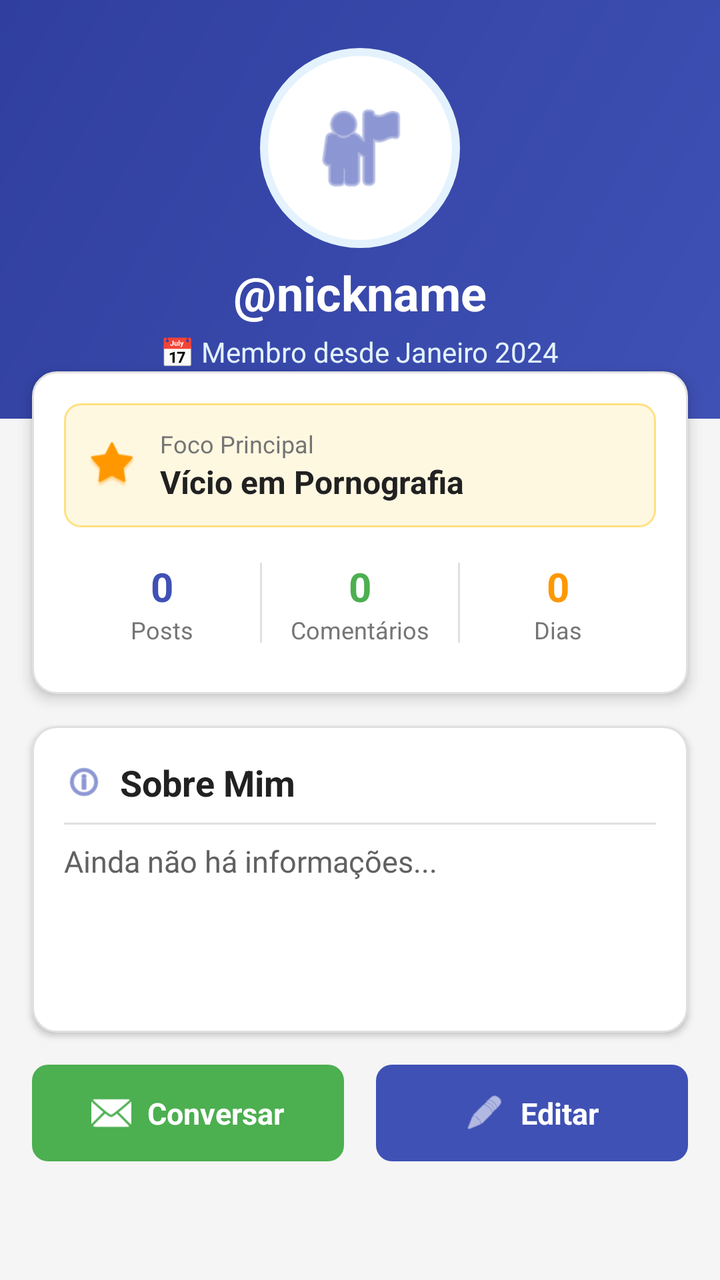
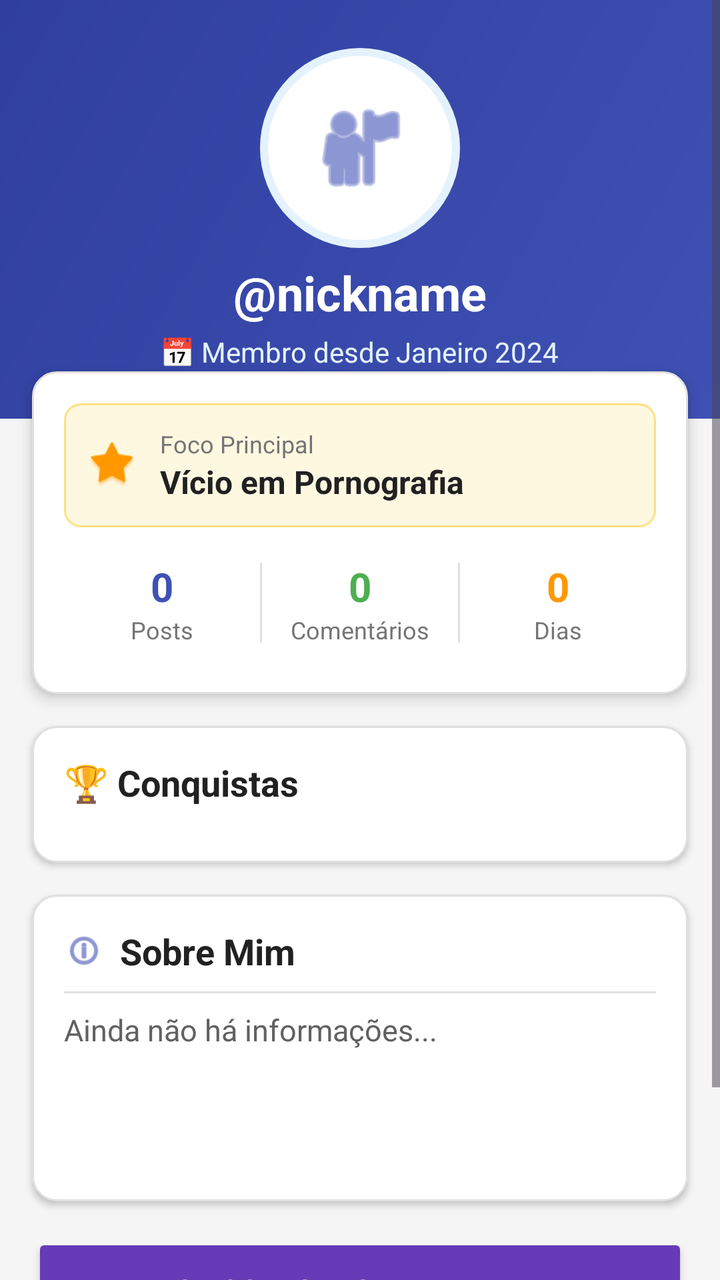

Two renders of the same Android screen: before a commit and after it. Below are the layout's source before the change and the commit's diff.
<!-- AndroidManifest.xml: application theme Theme.App_Metas_2 -->
<!-- res/layout/tela_perfil.xml -->
<?xml version="1.0" encoding="utf-8"?>
<ScrollView xmlns:android="http://schemas.android.com/apk/res/android"
    xmlns:tools="http://schemas.android.com/tools"
    android:layout_width="match_parent"
    android:layout_height="match_parent"
    android:background="#F5F5F5"
    android:fillViewport="true"
    tools:context=".PerfilActivity">

    <RelativeLayout
        android:layout_width="match_parent"
        android:layout_height="wrap_content">

        
        <LinearLayout
            android:id="@+id/headerPerfil"
            android:layout_width="match_parent"
            android:layout_height="wrap_content"
            android:background="@drawable/header_gradient"
            android:gravity="center"
            android:orientation="vertical"
            android:padding="24dp">

            
            <ImageView
                android:id="@+id/imageViewPerfilIcon"
                android:layout_width="100dp"
                android:layout_height="100dp"
                android:background="@drawable/profile_circle_background"
                android:contentDescription="Ícone do Perfil"
                android:padding="24dp"
                android:src="@android:drawable/ic_menu_myplaces"
                android:tint="#3F51B5" />

            
            <TextView
                android:id="@+id/textViewNickUsuario"
                android:layout_width="wrap_content"
                android:layout_height="wrap_content"
                android:layout_marginTop="6dp"
                android:text="@nickname"
                android:textColor="#FFFFFF"
                android:textSize="24sp"
                android:textStyle="bold" />

            
            <TextView
                android:id="@+id/textViewDataEntrada"
                android:layout_width="wrap_content"
                android:layout_height="wrap_content"
                android:layout_marginTop="4dp"
                android:text="📅 Membro desde Janeiro 2024"
                android:textColor="#E3F2FD"
                android:textSize="14sp" />
        </LinearLayout>

        
        <LinearLayout
            android:id="@+id/cardInfo"
            android:layout_width="match_parent"
            android:layout_height="wrap_content"
            android:layout_below="@id/headerPerfil"
            android:layout_marginStart="16dp"
            android:layout_marginTop="-24dp"
            android:layout_marginEnd="16dp"
            android:background="@drawable/card_background"
            android:elevation="4dp"
            android:orientation="vertical"
            android:padding="16dp">

            
            <LinearLayout
                android:layout_width="match_parent"
                android:layout_height="wrap_content"
                android:background="@drawable/info_item_background"
                android:gravity="center_vertical"
                android:orientation="horizontal"
                android:padding="12dp">

                <ImageView
                    android:layout_width="24dp"
                    android:layout_height="24dp"
                    android:contentDescription="Foco"
                    android:src="@android:drawable/star_big_on"
                    android:tint="#FF9800" />

                <LinearLayout
                    android:layout_width="0dp"
                    android:layout_height="wrap_content"
                    android:layout_marginStart="12dp"
                    android:layout_weight="1"
                    android:orientation="vertical">

                    <TextView
                        android:layout_width="wrap_content"
                        android:layout_height="wrap_content"
                        android:text="Foco Principal"
                        android:textColor="#757575"
                        android:textSize="12sp" />

                    <TextView
                        android:id="@+id/textViewVicioUsuario"
                        android:layout_width="wrap_content"
                        android:layout_height="wrap_content"
                        android:text="Vício em Pornografia"
                        android:textColor="#212121"
                        android:textSize="16sp"
                        android:textStyle="bold" />
                </LinearLayout>
            </LinearLayout>

            
            <LinearLayout
                android:layout_width="match_parent"
                android:layout_height="wrap_content"
                android:layout_marginTop="8dp"
                android:gravity="center"
                android:orientation="horizontal">

                
                <LinearLayout
                    android:layout_width="0dp"
                    android:layout_height="wrap_content"
                    android:layout_weight="1"
                    android:gravity="center"
                    android:orientation="vertical"
                    android:padding="8dp">

                    <TextView
                        android:id="@+id/textViewNumPosts"
                        android:layout_width="wrap_content"
                        android:layout_height="wrap_content"
                        android:text="0"
                        android:textColor="#3F51B5"
                        android:textSize="20sp"
                        android:textStyle="bold" />

                    <TextView
                        android:layout_width="wrap_content"
                        android:layout_height="wrap_content"
                        android:text="Posts"
                        android:textColor="#757575"
                        android:textSize="12sp" />
                </LinearLayout>

                
                <View
                    android:layout_width="1dp"
                    android:layout_height="40dp"
                    android:background="#E0E0E0" />

                
                <LinearLayout
                    android:layout_width="0dp"
                    android:layout_height="wrap_content"
                    android:layout_weight="1"
                    android:gravity="center"
                    android:orientation="vertical"
                    android:padding="8dp">

                    <TextView
                        android:id="@+id/textViewNumComentarios"
                        android:layout_width="wrap_content"
                        android:layout_height="wrap_content"
                        android:text="0"
                        android:textColor="#4CAF50"
                        android:textSize="20sp"
                        android:textStyle="bold" />

                    <TextView
                        android:layout_width="wrap_content"
                        android:layout_height="wrap_content"
                        android:text="Comentários"
                        android:textColor="#757575"
                        android:textSize="12sp" />
                </LinearLayout>

                
                <View
                    android:layout_width="1dp"
                    android:layout_height="40dp"
                    android:background="#E0E0E0" />

                
                <LinearLayout
                    android:layout_width="0dp"
                    android:layout_height="wrap_content"
                    android:layout_weight="1"
                    android:gravity="center"
                    android:orientation="vertical"
                    android:padding="8dp">

                    <TextView
                        android:id="@+id/textViewDiasAtivos"
                        android:layout_width="wrap_content"
                        android:layout_height="wrap_content"
                        android:text="0"
                        android:textColor="#FF9800"
                        android:textSize="20sp"
                        android:textStyle="bold" />

                    <TextView
                        android:layout_width="wrap_content"
                        android:layout_height="wrap_content"
                        android:text="Dias"
                        android:textColor="#757575"
                        android:textSize="12sp" />
                </LinearLayout>
            </LinearLayout>
        </LinearLayout>

        
        <LinearLayout
            android:id="@+id/sobreLayout"
            android:layout_width="match_parent"
            android:layout_height="wrap_content"
            android:layout_below="@id/cardInfo"
            android:layout_marginStart="16dp"
            android:layout_marginTop="16dp"
            android:layout_marginEnd="16dp"
            android:background="@drawable/card_background"
            android:elevation="2dp"
            android:orientation="vertical"
            android:padding="16dp">

            
            <LinearLayout
                android:layout_width="match_parent"
                android:layout_height="wrap_content"
                android:gravity="center_vertical"
                android:orientation="horizontal">

                <ImageView
                    android:layout_width="20dp"
                    android:layout_height="20dp"
                    android:contentDescription="Info"
                    android:src="@android:drawable/ic_menu_info_details"
                    android:tint="#3F51B5" />

                <TextView
                    android:layout_width="wrap_content"
                    android:layout_height="wrap_content"
                    android:layout_marginStart="8dp"
                    android:text="Sobre Mim"
                    android:textColor="#212121"
                    android:textSize="18sp"
                    android:textStyle="bold" />
            </LinearLayout>

            
            <View
                android:layout_width="match_parent"
                android:layout_height="1dp"
                android:layout_marginTop="8dp"
                android:layout_marginBottom="8dp"
                android:background="#E0E0E0" />

            
            <TextView
                android:id="@+id/textViewApresentacao"
                android:layout_width="match_parent"
                android:layout_height="wrap_content"
                android:lineSpacingExtra="4dp"
                android:minHeight="80dp"
                android:text="Ainda não há informações..."
                android:textColor="#616161"
                android:textSize="15sp" />
        </LinearLayout>

        
        <LinearLayout
            android:id="@+id/buttonLayout"
            android:layout_width="match_parent"
            android:layout_height="wrap_content"
            android:layout_below="@id/sobreLayout"
            android:layout_marginStart="16dp"
            android:layout_marginTop="16dp"
            android:layout_marginEnd="16dp"
            android:layout_marginBottom="16dp"
            android:gravity="center_horizontal"
            android:orientation="horizontal">

            
            <LinearLayout
                android:id="@+id/buttonConversar"
                android:layout_width="0dp"
                android:layout_height="wrap_content"
                android:layout_marginEnd="8dp"
                android:layout_weight="1"
                android:background="@drawable/button_conversar_background"
                android:clickable="true"
                android:focusable="true"
                android:foreground="?attr/selectableItemBackground"
                android:gravity="center"
                android:orientation="horizontal"
                android:padding="14dp">

                <ImageView
                    android:layout_width="20dp"
                    android:layout_height="20dp"
                    android:contentDescription="Conversar"
                    android:src="@android:drawable/ic_dialog_email"
                    android:tint="#FFFFFF" />

                <TextView
                    android:layout_width="wrap_content"
                    android:layout_height="wrap_content"
                    android:layout_marginStart="8dp"
                    android:text="Conversar"
                    android:textColor="#FFFFFF"
                    android:textSize="15sp"
                    android:textStyle="bold" />
            </LinearLayout>

            
            <LinearLayout
                android:id="@+id/buttonEditarPerfil"
                android:layout_width="0dp"
                android:layout_height="wrap_content"
                android:layout_marginStart="8dp"
                android:layout_weight="1"
                android:background="@drawable/button_editar_background"
                android:clickable="true"
                android:focusable="true"
                android:foreground="?attr/selectableItemBackground"
                android:gravity="center"
                android:orientation="horizontal"
                android:padding="14dp">

                <ImageView
                    android:layout_width="20dp"
                    android:layout_height="20dp"
                    android:contentDescription="Editar"
                    android:src="@android:drawable/ic_menu_edit"
                    android:tint="#FFFFFF" />

                <TextView
                    android:layout_width="wrap_content"
                    android:layout_height="wrap_content"
                    android:layout_marginStart="8dp"
                    android:text="Editar"
                    android:textColor="#FFFFFF"
                    android:textSize="15sp"
                    android:textStyle="bold" />
            </LinearLayout>
        </LinearLayout>

    </RelativeLayout>
</ScrollView>
<!-- resources referenced by this layout -->
<resources>
  <!-- drawable button_conversar_background (drawable) -->
  <?xml version="1.0" encoding="utf-8"?>
  <shape xmlns:android="http://schemas.android.com/apk/res/android"
      android:shape="rectangle">
      <solid android:color="#4CAF50" />
      <corners android:radius="8dp" />
  </shape>
  <!-- drawable button_editar_background (drawable) -->
  <?xml version="1.0" encoding="utf-8"?>
  <shape xmlns:android="http://schemas.android.com/apk/res/android"
      android:shape="rectangle">
      <solid android:color="#3F51B5" />
      <corners android:radius="8dp" />
  </shape>
  <!-- drawable card_background (drawable) -->
  <?xml version="1.0" encoding="utf-8"?>
  <shape xmlns:android="http://schemas.android.com/apk/res/android">
      <solid android:color="#FFFFFF" />
      <corners android:radius="12dp" />
      <stroke
          android:width="1dp"
          android:color="#E0E0E0" />
  </shape>
  <!-- drawable header_gradient (drawable) -->
  <?xml version="1.0" encoding="utf-8"?>
  <shape xmlns:android="http://schemas.android.com/apk/res/android">
      <gradient
          android:angle="135"
          android:endColor="#303F9F"
          android:startColor="#3F51B5"
          android:type="linear" />
  </shape>
  <!-- drawable info_item_background (drawable) -->
  <?xml version="1.0" encoding="utf-8"?>
  <shape xmlns:android="http://schemas.android.com/apk/res/android"
      android:shape="rectangle">
      <solid android:color="#FFF8E1" />
      <corners android:radius="8dp" />
      <stroke
          android:width="1dp"
          android:color="#FFE082" />
  </shape>
  <!-- drawable profile_circle_background (drawable) -->
  <?xml version="1.0" encoding="utf-8"?>
  <shape xmlns:android="http://schemas.android.com/apk/res/android"
      android:shape="oval">
      <solid android:color="#FFFFFF" />
      <stroke
          android:width="4dp"
          android:color="#E3F2FD" />
  </shape>
  <style name="Theme.App_Metas_2" parent="Base.Theme.App_Metas_2" />
  <style name="Base.Theme.App_Metas_2" parent="Theme.Material3.DayNight.NoActionBar">
          
          
      </style>
</resources>

<!-- the commit's change to res/layout/tela_perfil.xml (unified diff, before → after) -->
@@ -9,7 +9,8 @@
 
     <RelativeLayout
         android:layout_width="match_parent"
-        android:layout_height="wrap_content">
+        android:layout_height="wrap_content"
+        android:paddingBottom="16dp">
 
         
         <LinearLayout
@@ -21,7 +22,6 @@
             android:orientation="vertical"
             android:padding="24dp">
 
-            
             <ImageView
                 android:id="@+id/imageViewPerfilIcon"
                 android:layout_width="100dp"
@@ -32,7 +32,6 @@
                 android:src="@android:drawable/ic_menu_myplaces"
                 android:tint="#3F51B5" />
 
-            
             <TextView
                 android:id="@+id/textViewNickUsuario"
                 android:layout_width="wrap_content"
@@ -43,7 +42,6 @@
                 android:textSize="24sp"
                 android:textStyle="bold" />
 
-            
             <TextView
                 android:id="@+id/textViewDataEntrada"
                 android:layout_width="wrap_content"
@@ -68,7 +66,6 @@
             android:orientation="vertical"
             android:padding="16dp">
 
-            
             <LinearLayout
                 android:layout_width="match_parent"
                 android:layout_height="wrap_content"
@@ -109,7 +106,6 @@
                 </LinearLayout>
             </LinearLayout>
 
-            
             <LinearLayout
                 android:layout_width="match_parent"
                 android:layout_height="wrap_content"
@@ -117,7 +113,6 @@
                 android:gravity="center"
                 android:orientation="horizontal">
 
-                
                 <LinearLayout
                     android:layout_width="0dp"
                     android:layout_height="wrap_content"
@@ -143,13 +138,11 @@
                         android:textSize="12sp" />
                 </LinearLayout>
 
-                
                 <View
                     android:layout_width="1dp"
                     android:layout_height="40dp"
                     android:background="#E0E0E0" />
 
-                
                 <LinearLayout
                     android:layout_width="0dp"
                     android:layout_height="wrap_content"
@@ -175,13 +168,11 @@
                         android:textSize="12sp" />
                 </LinearLayout>
 
-                
                 <View
                     android:layout_width="1dp"
                     android:layout_height="40dp"
                     android:background="#E0E0E0" />
 
-                
                 <LinearLayout
                     android:layout_width="0dp"
                     android:layout_height="wrap_content"
@@ -211,7 +202,7 @@
 
         
         <LinearLayout
-            android:id="@+id/sobreLayout"
+            android:id="@+id/badgesSection"
             android:layout_width="match_parent"
             android:layout_height="wrap_content"
             android:layout_below="@id/cardInfo"
@@ -223,7 +214,44 @@
             android:orientation="vertical"
             android:padding="16dp">
 
-            
+            <TextView
+                android:layout_width="wrap_content"
+                android:layout_height="wrap_content"
+                android:text="🏆 Conquistas"
+                android:textColor="#212121"
+                android:textSize="18sp"
+                android:textStyle="bold" />
+
+            <HorizontalScrollView
+                android:layout_width="match_parent"
+                android:layout_height="wrap_content"
+                android:layout_marginTop="12dp"
+                android:scrollbars="none">
+
+                <LinearLayout
+                    android:id="@+id/layoutBadges"
+                    android:layout_width="wrap_content"
+                    android:layout_height="wrap_content"
+                    android:orientation="horizontal">
+                    
+                </LinearLayout>
+            </HorizontalScrollView>
+        </LinearLayout>
+
+        
+        <LinearLayout
+            android:id="@+id/sobreLayout"
+            android:layout_width="match_parent"
+            android:layout_height="wrap_content"
+            android:layout_below="@id/badgesSection"
+            android:layout_marginStart="16dp"
+            android:layout_marginTop="16dp"
+            android:layout_marginEnd="16dp"
+            android:background="@drawable/card_background"
+            android:elevation="2dp"
+            android:orientation="vertical"
+            android:padding="16dp">
+
             <LinearLayout
                 android:layout_width="match_parent"
                 android:layout_height="wrap_content"
@@ -247,7 +275,6 @@
                     android:textStyle="bold" />
             </LinearLayout>
 
-            
             <View
                 android:layout_width="match_parent"
                 android:layout_height="1dp"
@@ -255,7 +282,6 @@
                 android:layout_marginBottom="8dp"
                 android:background="#E0E0E0" />
 
-            
             <TextView
                 android:id="@+id/textViewApresentacao"
                 android:layout_width="match_parent"
@@ -268,19 +294,39 @@
         </LinearLayout>
 
         
+        <Button
+            android:id="@+id/buttonMinhasPostagens"
+            style="@style/Widget.AppCompat.Button.Colored"
+            android:layout_width="match_parent"
+            android:layout_height="wrap_content"
+            android:layout_below="@id/sobreLayout"
+            android:layout_marginStart="16dp"
+            android:layout_marginTop="16dp"
+            android:layout_marginEnd="16dp"
+            android:backgroundTint="#FFC107"
+            android:drawableStart="@android:drawable/ic_menu_agenda"
+            android:drawablePadding="12dp"
+            android:gravity="center_vertical"
+            android:paddingStart="24dp"
+            android:paddingTop="14dp"
+            android:paddingEnd="24dp"
+            android:paddingBottom="14dp"
+            android:text="Minhas Postagens"
+            android:textColor="#FFFFFF"
+            android:textSize="15sp" />
+
+        
         <LinearLayout
             android:id="@+id/buttonLayout"
             android:layout_width="match_parent"
             android:layout_height="wrap_content"
-            android:layout_below="@id/sobreLayout"
+            android:layout_below="@id/buttonMinhasPostagens"
             android:layout_marginStart="16dp"
             android:layout_marginTop="16dp"
             android:layout_marginEnd="16dp"
-            android:layout_marginBottom="16dp"
             android:gravity="center_horizontal"
             android:orientation="horizontal">
 
-            
             <LinearLayout
                 android:id="@+id/buttonConversar"
                 android:layout_width="0dp"
@@ -312,7 +358,6 @@
                     android:textStyle="bold" />
             </LinearLayout>
 
-            
             <LinearLayout
                 android:id="@+id/buttonEditarPerfil"
                 android:layout_width="0dp"
<!-- resource entries referenced after the edit -->
@@ -54,7 +54,32 @@
   <style name="Theme.App_Metas_2" parent="Base.Theme.App_Metas_2" />
   <style name="Base.Theme.App_Metas_2" parent="Theme.Material3.DayNight.NoActionBar">
           
+          <item name="colorPrimary">@color/colorPrimary</item>
+          <item name="colorPrimaryVariant">@color/colorPrimaryVariant</item>
+          <item name="colorSecondary">@color/colorSecondary</item>
+          <item name="colorSecondaryVariant">@color/colorSecondaryVariant</item>
           
+          <item name="colorOnPrimary">@color/colorOnPrimary</item>
+          <item name="colorOnSecondary">@color/colorOnSecondary</item>
+          
+          
+          <item name="android:windowBackground">@color/colorBackground</item>
+          <item name="colorSurface">@color/colorSurface</item>
+          
+          
+          <item name="android:fontFamily">sans-serif</item>
+          
+          
+          <item name="android:statusBarColor">@color/colorPrimaryVariant</item>
+          <item name="android:navigationBarColor">@color/colorBackground</item>
       </style>
+  <color name="colorPrimary">#673AB7</color>
+  <color name="colorPrimaryVariant">#512DA8</color>
+  <color name="colorSecondary">#009688</color>
+  <color name="colorSecondaryVariant">#00796B</color>
+  <color name="colorOnPrimary">#FFFFFF</color>
+  <color name="colorOnSecondary">#FFFFFF</color>
+  <color name="colorBackground">#F3F4F6</color>
+  <color name="colorSurface">#FFFFFF</color>
 </resources>
 
